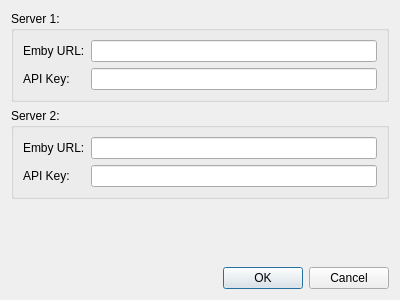
Old version of the form UI/SettingsDlg.ui in the repository towel42-com/EmbySync.
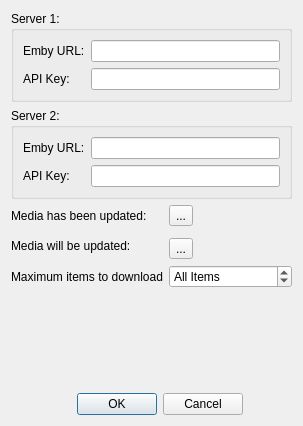
New version of the form.

Commit message: Support for max media items, and oclors

Diff of the .ui file:
```diff
--- a/UI/SettingsDlg.ui
+++ b/UI/SettingsDlg.ui
@@ -6,15 +6,32 @@
    <rect>
     <x>0</x>
     <y>0</y>
-    <width>400</width>
-    <height>300</height>
+    <width>303</width>
+    <height>426</height>
    </rect>
   </property>
   <property name="windowTitle">
    <string>Dialog</string>
   </property>
-  <layout class="QVBoxLayout" name="verticalLayout">
-   <item>
+  <layout class="QGridLayout" name="gridLayout_3">
+   <item row="8" column="0" colspan="3">
+    <widget class="QDialogButtonBox" name="buttonBox">
+     <property name="orientation">
+      <enum>Qt::Horizontal</enum>
+     </property>
+     <property name="standardButtons">
+      <set>QDialogButtonBox::Cancel|QDialogButtonBox::Ok</set>
+     </property>
+    </widget>
+   </item>
+   <item row="4" column="1">
+    <widget class="QToolButton" name="mediaDestColor">
+     <property name="text">
+      <string>...</string>
+     </property>
+    </widget>
+   </item>
+   <item row="0" column="0" colspan="4">
     <widget class="QGroupBox" name="groupBox">
      <property name="title">
       <string>Server 1:</string>
@@ -43,7 +60,7 @@
      </layout>
     </widget>
    </item>
-   <item>
+   <item row="1" column="0" colspan="4">
     <widget class="QGroupBox" name="groupBox_2">
      <property name="title">
       <string>Server 2:</string>
@@ -72,7 +89,39 @@
      </layout>
     </widget>
    </item>
-   <item>
+   <item row="3" column="0" rowspan="2">
+    <widget class="QLabel" name="mediaDest">
+     <property name="text">
+      <string>Media will be updated:</string>
+     </property>
+    </widget>
+   </item>
+   <item row="6" column="1" colspan="3">
+    <widget class="QSpinBox" name="maxItems">
+     <property name="wrapping">
+      <bool>true</bool>
+     </property>
+     <property name="specialValueText">
+      <string>All Items</string>
+     </property>
+     <property name="showGroupSeparator" stdset="0">
+      <bool>false</bool>
+     </property>
+     <property name="minimum">
+      <number>-1</number>
+     </property>
+     <property name="maximum">
+      <number>1000</number>
+     </property>
+     <property name="stepType">
+      <enum>QAbstractSpinBox::AdaptiveDecimalStepType</enum>
+     </property>
+     <property name="value">
+      <number>-1</number>
+     </property>
+    </widget>
+   </item>
+   <item row="7" column="2" colspan="2">
     <spacer name="verticalSpacer">
      <property name="orientation">
       <enum>Qt::Vertical</enum>
@@ -85,13 +134,24 @@
      </property>
     </spacer>
    </item>
-   <item>
-    <widget class="QDialogButtonBox" name="buttonBox">
-     <property name="orientation">
-      <enum>Qt::Horizontal</enum>
+   <item row="6" column="0">
+    <widget class="QLabel" name="label_5">
+     <property name="text">
+      <string>Maximum items to download</string>
      </property>
-     <property name="standardButtons">
-      <set>QDialogButtonBox::Cancel|QDialogButtonBox::Ok</set>
+    </widget>
+   </item>
+   <item row="2" column="0">
+    <widget class="QLabel" name="mediaSource">
+     <property name="text">
+      <string>Media has been updated:</string>
+     </property>
+    </widget>
+   </item>
+   <item row="2" column="1">
+    <widget class="QToolButton" name="mediaSourceColor">
+     <property name="text">
+      <string>...</string>
      </property>
     </widget>
    </item>
```
Left out of the diff: 5 changed lines with no effect on the pictures. The commit also changes 2 other files.
